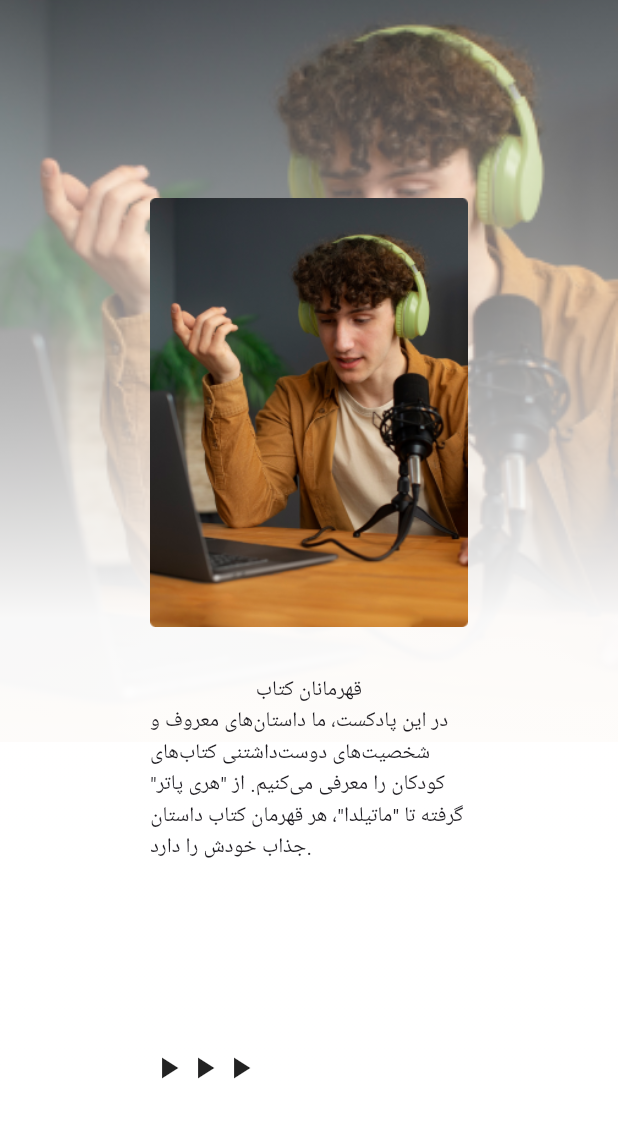
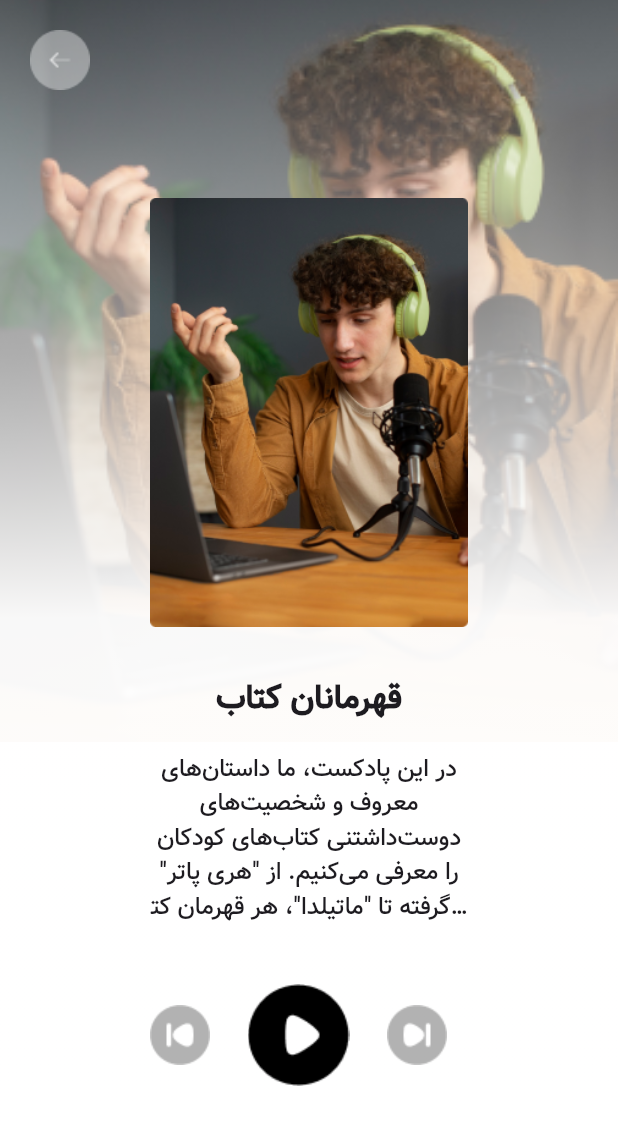
Before and after one commit to amirahmadadibi/7learn_multimedia, a Flutter app: the screen it shows after launch, on a phone screen of 412 x 824 dp. Shown: the top 1125 px of the screen. Run offline on Flutter 3.47's test engine with Material 3 defaults, Android fonts, the light colour scheme and no system bars; our stand-ins replace video_player; missing offline and left inert: auto_orientation.

Commit message:
E07 design podcast screen part 2

```diff
--- a/lib/podcast_screen.dart
+++ b/lib/podcast_screen.dart
@@ -11,7 +11,8 @@ class _PodcastScreenState extends State<PodcastScreen> {
   @override
   Widget build(BuildContext context) {
     return Scaffold(
-        body: Stack(
+        body: SafeArea(
+      child: Stack(
         children: [
           Column(
             crossAxisAlignment: CrossAxisAlignment.stretch,
@@ -36,27 +37,52 @@ class _PodcastScreenState extends State<PodcastScreen> {
           Padding(
             padding: const EdgeInsets.all(100),
             child: Column(
+              crossAxisAlignment: CrossAxisAlignment.center,
               children: [
                 Container(
                   width: 260,
                   height: 350,
                   child: Image.asset('assets/images/test.png'),
                 ),
-              Text('قهرمانان کتاب'),
                 Text(
-                  'در این پادکست، ما داستان‌های معروف و شخصیت‌های دوست‌داشتنی کتاب‌های کودکان را معرفی می‌کنیم. از "هری پاتر" گرفته تا "ماتیلدا"، هر قهرمان کتاب داستان جذاب خودش را دارد.'),
+                  'قهرمانان کتاب',
+                  style: TextStyle(
+                      fontFamily: 'vazir',
+                      fontWeight: FontWeight.bold,
+                      fontSize: 22),
+                ),
+                const SizedBox(
+                  height: 20,
+                ),
+                Text(
+                    'در این پادکست، ما داستان‌های معروف و شخصیت‌های دوست‌داشتنی کتاب‌های کودکان را معرفی می‌کنیم. از "هری پاتر" گرفته تا "ماتیلدا"، هر قهرمان کتاب داستان جذاب خودش را دارد.',
+                    maxLines: 5,
+                    overflow: TextOverflow.ellipsis,
+                    textAlign: TextAlign.center,
+                    style: TextStyle(fontFamily: 'vazir', fontSize: 16)),
                 const Spacer(),
                 Row(
                   children: [
-                  Icon(Icons.play_arrow),
-                  Icon(Icons.play_arrow),
-                  Icon(Icons.play_arrow),
+                    Image.asset('assets/images/icon_backward.png'),
+                    const SizedBox(
+                      width: 25,
+                    ),
+                    Image.asset('assets/images/icon_play.png'),
+                    const SizedBox(
+                      width: 25,
+                    ),
+                    Image.asset('assets/images/icon_forward.png'),
                   ],
                 )
               ],
             ),
-        )
+          ),
+          Positioned(
+              left: 20,
+              top: 20,
+              child: Image.asset('assets/images/icon_back.png'))
         ],
+      ),
     ));
   }
 }
```
Also changed, not shown: pubspec.yaml (+4 -6 lines), assets/fonts/vm.ttf (added), assets/images/icon_back.png (added), assets/images/icon_backward.png (added), assets/images/icon_forward.png (added), assets/images/icon_pause.png (added), assets/images/icon_play.png (added). Lines whose indentation alone changed are shown as unchanged.
